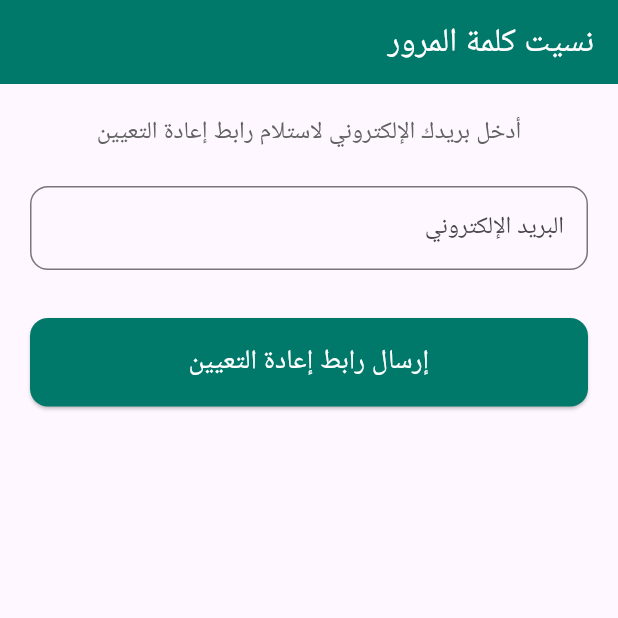
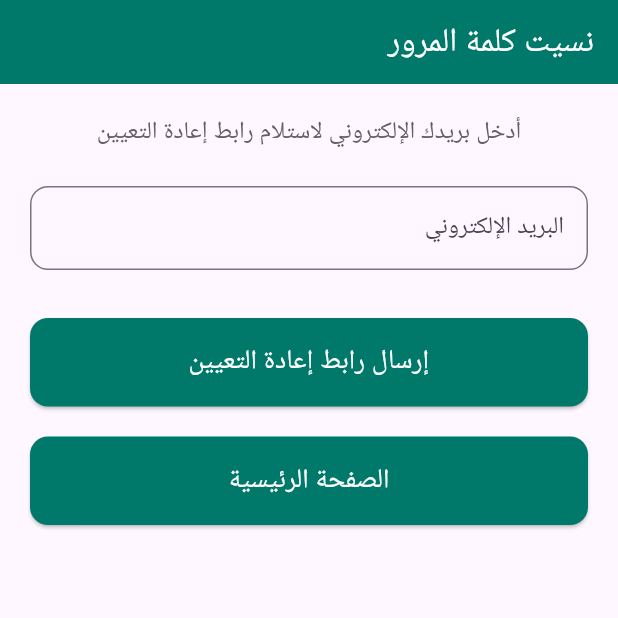
Before and after one commit to Ghaida-jaaisa/Jawed-AI, a Flutter app: the screen it shows after launch, after a tap on "هل نسيت كلمة المرور؟", on a phone screen of 412 x 824 dp, the top half of it. Run offline on Flutter 3.47's test engine with Material 3 defaults, Android fonts, the phone set to English and light mode, and no system bars.

Commit message:
Add Go to home page Button in ForgetPasswordPage

```diff
--- a/lib/Pages/ForgotPasswordPage.dart
+++ b/lib/Pages/ForgotPasswordPage.dart
@@ -2,6 +2,7 @@ import 'dart:convert';
 import 'package:flutter/material.dart';
 import 'package:http/http.dart' as http;
 import 'package:mobileapp/Pages/ResetPasswordPage.dart';
+import 'package:mobileapp/Pages/HomePage.dart';
 
 class ForgotPasswordPage extends StatefulWidget {
   const ForgotPasswordPage({super.key});
@@ -125,6 +126,29 @@ class _ForgotPasswordPageState extends State<ForgotPasswordPage> {
                           ),
                 ),
               ),
+              SizedBox(
+                height: 20,
+              ),
+              // Go to Home Page
+              SizedBox(
+                width: double.infinity,
+                child: ElevatedButton(
+                  onPressed: () {
+                    Navigator.pushNamed(context, HomePage.routeName);
+                  },
+                  style: ElevatedButton.styleFrom(
+                    backgroundColor: Colors.teal[700],
+                    padding: const EdgeInsets.symmetric(vertical: 16),
+                    shape: RoundedRectangleBorder(
+                      borderRadius: BorderRadius.circular(12),
+                    ),
+                  ),
+                  child: const Text(
+                    'الصفحة الرئيسية',
+                    style: TextStyle(fontSize: 18, color: Colors.white),
+                  ),
+                ),
+              ),
             ],
           ),
         ),
--- a/lib/Pages/ResetPasswordPage.dart
+++ b/lib/Pages/ResetPasswordPage.dart
@@ -2,6 +2,7 @@ import 'dart:convert';
 import 'package:flutter/material.dart';
 import 'package:http/http.dart' as http;
 import 'package:mobileapp/Pages/LoginPage.dart';
+import 'package:mobileapp/Pages/HomePage.dart';
 
 class ResetPasswordPage extends StatefulWidget {
   const ResetPasswordPage({super.key});
```
Also changed, not shown: 5 other files.
